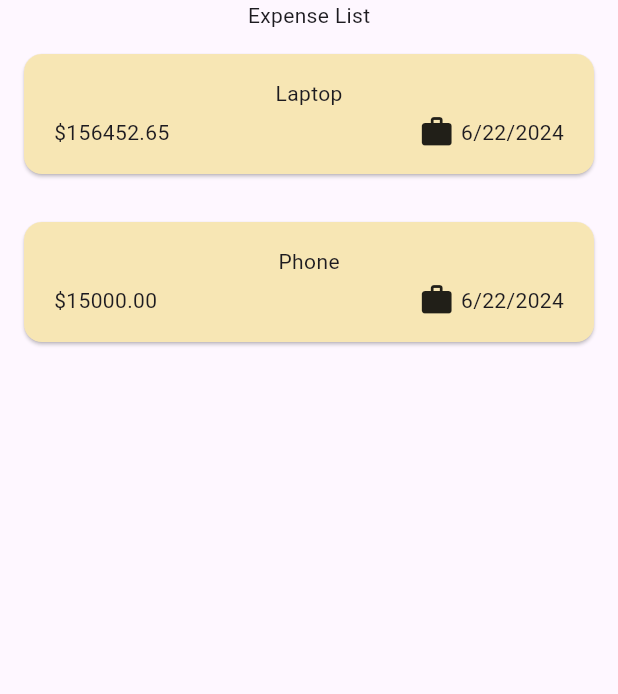
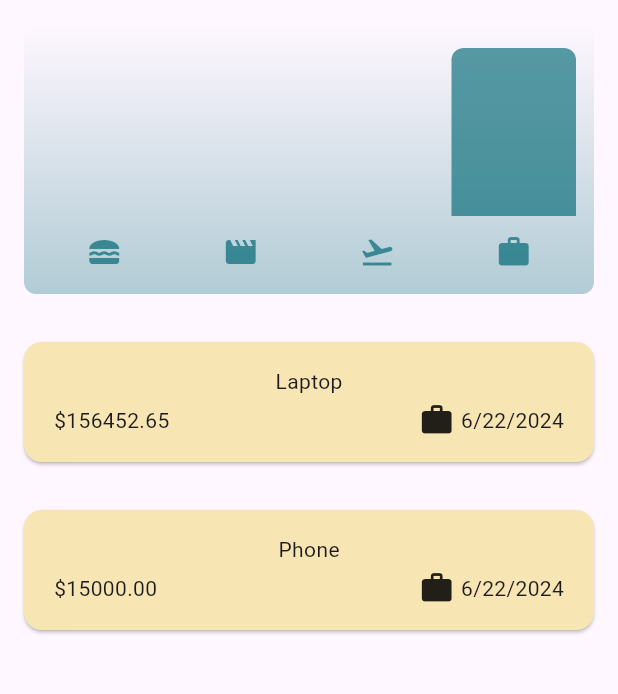
Before and after one commit to prasenjitagt/Test, a Flutter app: the screen it shows after launch, on a phone screen of 412 x 824 dp, the part 84-778 px from its top. Run offline on Flutter 3.47's test engine with Material 3 defaults, Android fonts, the light colour scheme and no system bars; our stand-ins replace google_fonts; missing offline and left inert: flutter_nearby_connections.

Commit message:
done with expense tracker app

```diff
--- a/expense_tracker_app/lib/main.dart
+++ b/expense_tracker_app/lib/main.dart
@@ -1,4 +1,4 @@
-import 'package:expense_tracker_app/widget/expenses.dart';
+import 'package:expense_tracker_app/widgets/expenses.dart';
 import 'package:flutter/material.dart';
 
 ColorScheme kMyColorScheme =
--- a/expense_tracker_app/lib/models/expense_model.dart
+++ b/expense_tracker_app/lib/models/expense_model.dart
@@ -33,3 +33,28 @@ class Expense {
     return formatter.format(date);
   }
 }
+
+class ExpenseBucket {
+  const ExpenseBucket({
+    required this.category,
+    required this.expenses,
+  });
+
+  ExpenseBucket.forCategory(List<Expense> allExpenses, this.category)
+      : expenses = allExpenses
+            .where((expense) => expense.category == category)
+            .toList();
+
+  final Category category;
+  final List<Expense> expenses;
+
+  double get totalExpense {
+    double sum = 0;
+
+    for (final eachExpense in expenses) {
+      sum += eachExpense.amount;
+    }
+
+    return sum;
+  }
+}
--- /dev/null
+++ b/expense_tracker_app/lib/widgets/chart/chart.dart
@@ -0,0 +1,95 @@
+import 'package:flutter/material.dart';
+
+import 'package:expense_tracker_app/widgets/chart/chart_bar.dart';
+import 'package:expense_tracker_app/models/expense_model.dart';
+
+class Chart extends StatelessWidget {
+  const Chart({super.key, required this.expenses});
+
+  final List<Expense> expenses;
+
+  List<ExpenseBucket> get buckets {
+    return [
+      ExpenseBucket.forCategory(expenses, Category.food),
+      ExpenseBucket.forCategory(expenses, Category.leisure),
+      ExpenseBucket.forCategory(expenses, Category.travel),
+      ExpenseBucket.forCategory(expenses, Category.work),
+    ];
+  }
+
+  double get maxTotalExpense {
+    double maxTotalExpense = 0;
+
+    for (final bucket in buckets) {
+      if (bucket.totalExpense > maxTotalExpense) {
+        maxTotalExpense = bucket.totalExpense;
+      }
+    }
+
+    return maxTotalExpense;
+  }
+
+  @override
+  Widget build(BuildContext context) {
+    final isDarkMode =
+        MediaQuery.of(context).platformBrightness == Brightness.dark;
+    return Container(
+      margin: const EdgeInsets.all(16),
+      padding: const EdgeInsets.symmetric(
+        vertical: 16,
+        horizontal: 8,
+      ),
+      width: double.infinity,
+      height: 180,
+      decoration: BoxDecoration(
+        borderRadius: BorderRadius.circular(8),
+        gradient: LinearGradient(
+          colors: [
+            Theme.of(context).colorScheme.primary.withOpacity(0.3),
+            Theme.of(context).colorScheme.primary.withOpacity(0.0)
+          ],
+          begin: Alignment.bottomCenter,
+          end: Alignment.topCenter,
+        ),
+      ),
+      child: Column(
+        children: [
+          Expanded(
+            child: Row(
+              crossAxisAlignment: CrossAxisAlignment.end,
+              children: [
+                for (final bucket in buckets) // alternative to map()
+                  ChartBar(
+                    fill: bucket.totalExpense == 0
+                        ? 0
+                        : bucket.totalExpense / maxTotalExpense,
+                  )
+              ],
+            ),
+          ),
+          const SizedBox(height: 12),
+          Row(
+            children: buckets
+                .map(
+                  (bucket) => Expanded(
+                    child: Padding(
+                      padding: const EdgeInsets.symmetric(horizontal: 4),
+                      child: Icon(
+                        categoryIcons[bucket.category],
+                        color: isDarkMode
+                            ? Theme.of(context).colorScheme.secondary
+                            : Theme.of(context)
+                                .colorScheme
+                                .primary
+                                .withOpacity(0.7),
+                      ),
+                    ),
+                  ),
+                )
+                .toList(),
+          )
+        ],
+      ),
+    );
+  }
+}
--- /dev/null
+++ b/expense_tracker_app/lib/widgets/chart/chart_bar.dart
@@ -0,0 +1,34 @@
+import 'package:flutter/material.dart';
+
+class ChartBar extends StatelessWidget {
+  const ChartBar({
+    super.key,
+    required this.fill,
+  });
+
+  final double fill;
+
+  @override
+  Widget build(BuildContext context) {
+    final isDarkMode =
+        MediaQuery.of(context).platformBrightness == Brightness.dark;
+    return Expanded(
+      child: Padding(
+        padding: const EdgeInsets.symmetric(horizontal: 4),
+        child: FractionallySizedBox(
+          heightFactor: fill,
+          child: DecoratedBox(
+            decoration: BoxDecoration(
+              shape: BoxShape.rectangle,
+              borderRadius:
+                  const BorderRadius.vertical(top: Radius.circular(8)),
+              color: isDarkMode
+                  ? Theme.of(context).colorScheme.secondary
+                  : Theme.of(context).colorScheme.primary.withOpacity(0.65),
+            ),
+          ),
+        ),
+      ),
+    );
+  }
+}
--- a/expense_tracker_app/lib/widget/expenses.dart
+++ b/expense_tracker_app/lib/widgets/expenses.dart
@@ -1,6 +1,7 @@
-import 'package:expense_tracker_app/widget/expenses_list/expense_list.dart';
+import 'package:expense_tracker_app/widgets/chart/chart.dart';
+import 'package:expense_tracker_app/widgets/expenses_list/expense_list.dart';
 import 'package:expense_tracker_app/models/expense_model.dart';
-import 'package:expense_tracker_app/widget/new_expense.dart';
+import 'package:expense_tracker_app/widgets/new_expense.dart';
 import 'package:flutter/material.dart';
 
 class Expenses extends StatefulWidget {
@@ -83,7 +84,10 @@ class _ExpensesState extends State<Expenses> {
         ],
       ),
       body: Column(
-        children: [const Text("Expense List"), Expanded(child: mainContent)],
+        children: [
+          Chart(expenses: _registeredExpenses),
+          Expanded(child: mainContent)
+        ],
       ),
     );
   }
--- a/expense_tracker_app/lib/widget/expenses_list/expense_list.dart
+++ b/expense_tracker_app/lib/widgets/expenses_list/expense_list.dart
@@ -1,4 +1,4 @@
-import 'package:expense_tracker_app/widget/expenses_list/expense_item.dart';
+import 'package:expense_tracker_app/widgets/expenses_list/expense_item.dart';
 import 'package:flutter/material.dart';
 import 'package:expense_tracker_app/models/expense_model.dart';
 
```
Also changed, not shown: expense_tracker_app/lib/widgets/expenses_list/expense_item.dart (renamed from expense_tracker_app/lib/widget/expenses_list/expense_item.dart), expense_tracker_app/lib/widgets/new_expense.dart (renamed from expense_tracker_app/lib/widget/new_expense.dart).
